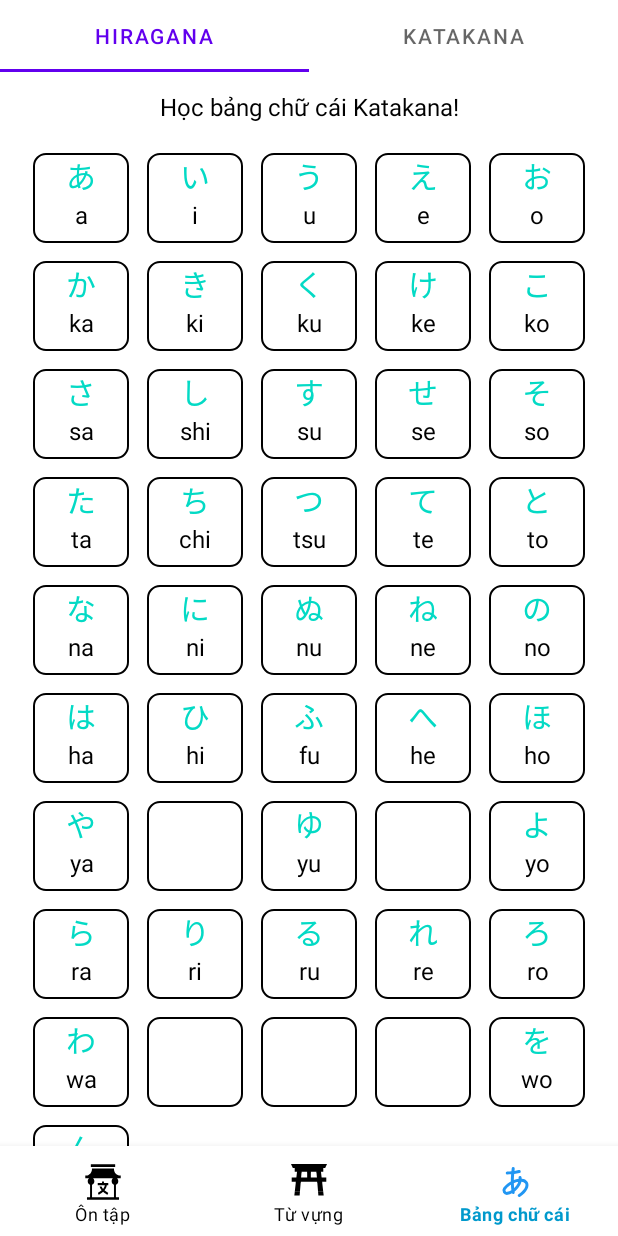
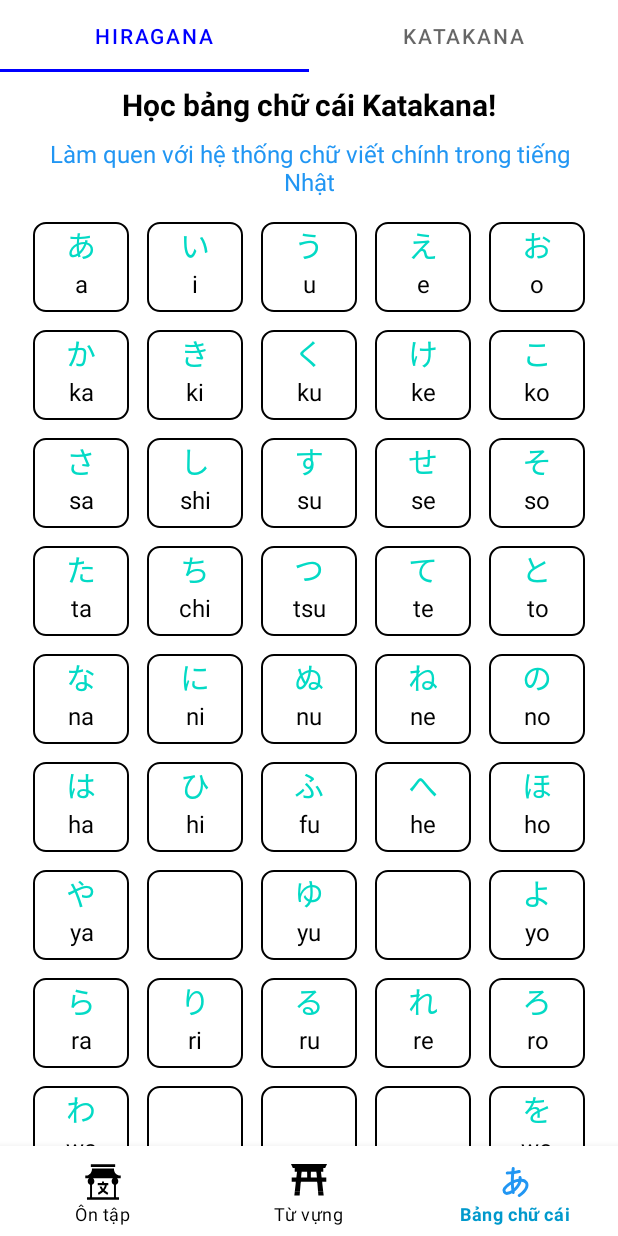
Before and after one commit to pcingame/StudyJapaneseN5, an Android app: the AlphabetFragment screen opened through its navigation route, on a phone screen of 412 x 824 dp. Run offline under Robolectric (Android 15) with nearby library versions, the phone set to English and light mode, and no system bars; our stand-ins replace Room's generated code, navigation-ui, sdp/ssp sizes; pictures from the network do not load; Roboto replaces fonts that are not available here; 1 statement that could not run was skipped.

```diff
--- a/app/src/main/AndroidManifest.xml
+++ b/app/src/main/AndroidManifest.xml
@@ -8,7 +8,7 @@
         android:allowBackup="true"
         android:dataExtractionRules="@xml/data_extraction_rules"
         android:fullBackupContent="@xml/backup_rules"
-        android:icon="@mipmap/ic_launcher"
+        android:icon="@drawable/logo"
         android:label="@string/app_name"
         android:supportsRtl="true"
         android:enableOnBackInvokedCallback="true"
--- a/app/src/main/java/com/pc/studyjapanesen5/presentation/alphabet/HiraganaFragment.kt
+++ b/app/src/main/java/com/pc/studyjapanesen5/presentation/alphabet/HiraganaFragment.kt
@@ -141,29 +141,41 @@ class HiraganaFragment :
         viewBinding.layoutHiraganaSingle.layoutTitleAlphabet.layoutTitleDivider.isVisible =
             false
         viewBinding.layoutHiraganaSingle.layoutTitleAlphabet.tvDetailType.isVisible = true
+        viewBinding.layoutHiraganaSingle.layoutTitleAlphabet.tvDetailExplain.isVisible = true
         viewBinding.layoutHiraganaSingle.layoutTitleAlphabet.tvDetailType.text =
             getString(R.string.learn, getString(R.string.katakana))
+        viewBinding.layoutHiraganaSingle.layoutTitleAlphabet.tvDetailExplain.text =
+            getString(R.string.main_explain_hira)
     }
 
     private fun setupTitleDakuon() {
         viewBinding.layoutHiraganaDakuon.layoutTitleAlphabet.layoutTitleAlphabetOrigin.isVisible =
             true
+        viewBinding.layoutHiraganaDakuon.layoutTitleAlphabet.tvDetailExplain.isVisible = true
         viewBinding.layoutHiraganaDakuon.layoutTitleAlphabet.tvTypeAlphabet.text =
             getString(R.string.dakuon)
+        viewBinding.layoutHiraganaDakuon.layoutTitleAlphabet.tvDetailExplain.text =
+            getString(R.string.dakuon_explain)
     }
 
     private fun setupTitleCombo() {
         viewBinding.layoutHiraganaCombo.layoutTitleAlphabet.layoutTitleAlphabetOrigin.isVisible =
             true
+        viewBinding.layoutHiraganaCombo.layoutTitleAlphabet.tvDetailExplain.isVisible = true
         viewBinding.layoutHiraganaCombo.layoutTitleAlphabet.tvTypeAlphabet.text =
             getString(R.string.combo)
+        viewBinding.layoutHiraganaCombo.layoutTitleAlphabet.tvDetailExplain.text =
+            getString(R.string.combo_explain)
     }
 
     private fun setupTitleSmall() {
         viewBinding.layoutHiraganaSmall.layoutTitleAlphabet.layoutTitleAlphabetOrigin.isVisible =
             true
+        viewBinding.layoutHiraganaSmall.layoutTitleAlphabet.tvDetailExplain.isVisible = true
         viewBinding.layoutHiraganaSmall.layoutTitleAlphabet.tvTypeAlphabet.text =
             getString(R.string.small)
+        viewBinding.layoutHiraganaSmall.layoutTitleAlphabet.tvDetailExplain.text =
+            getString(R.string.small_explain)
     }
 
     private fun setupTitleLongVowel() {
@@ -171,6 +183,7 @@ class HiraganaFragment :
             true
         viewBinding.layoutHiraganaLongVowel.layoutTitleAlphabet.tvTypeAlphabet.text =
             getString(R.string.long_vowel)
+        viewBinding.layoutHiraganaLongVowel.layoutTitleAlphabet.tvDetailExplain.isVisible = false
     }
 
     override fun onInit(status: Int) {
--- a/app/src/main/res/layout/fragment_alphabet.xml
+++ b/app/src/main/res/layout/fragment_alphabet.xml
@@ -1,9 +1,9 @@
 <?xml version="1.0" encoding="utf-8"?>
 <androidx.appcompat.widget.LinearLayoutCompat xmlns:android="http://schemas.android.com/apk/res/android"
+    xmlns:app="http://schemas.android.com/apk/res-auto"
     xmlns:tools="http://schemas.android.com/tools"
     android:layout_width="match_parent"
     android:layout_height="match_parent"
-    xmlns:app="http://schemas.android.com/apk/res-auto"
     android:orientation="vertical"
     tools:context=".presentation.alphabet.AlphabetFragment">
 
@@ -17,14 +17,16 @@
             android:layout_width="match_parent"
             android:layout_height="wrap_content"
             android:layout_marginBottom="@dimen/dp_16"
-            app:layout_constraintTop_toTopOf="parent"/>
+            app:layout_constraintTop_toTopOf="parent"
+            app:tabIndicatorColor="@color/dark_blue"
+            app:tabSelectedTextColor="@color/dark_blue" />
 
         <androidx.viewpager2.widget.ViewPager2
             android:id="@+id/viewpagerAlphabet"
             android:layout_width="match_parent"
             android:layout_height="0dp"
             app:layout_constraintBottom_toBottomOf="parent"
-            app:layout_constraintTop_toBottomOf="@+id/tabLayoutAlphabet"/>
+            app:layout_constraintTop_toBottomOf="@+id/tabLayoutAlphabet" />
     </androidx.constraintlayout.widget.ConstraintLayout>
 
 
--- a/app/src/main/res/layout/layout_property_title_alphabet.xml
+++ b/app/src/main/res/layout/layout_property_title_alphabet.xml
@@ -4,17 +4,19 @@
     android:id="@+id/layoutTitleAlphabetOrigin"
     android:layout_width="match_parent"
     android:layout_height="wrap_content"
-    android:visibility="gone"
-    android:paddingVertical="@dimen/dp_12"
-    android:orientation="vertical">
+    android:orientation="vertical"
+    android:paddingVertical="@dimen/dp_8"
+    android:visibility="gone">
 
     <androidx.appcompat.widget.AppCompatTextView
         android:id="@+id/tvDetailType"
         android:layout_width="match_parent"
         android:layout_height="wrap_content"
         android:gravity="center"
+        android:text="@string/learn"
         android:textColor="@color/black"
-        android:textSize="@dimen/_16ssp"
+        android:textSize="@dimen/_20ssp"
+        android:textStyle="bold"
         android:visibility="gone" />
 
     <androidx.constraintlayout.widget.ConstraintLayout
@@ -41,6 +43,8 @@
             android:layout_marginEnd="@dimen/dp_12"
             android:text="@string/game_all_vol"
             android:textColor="@color/blue"
+            android:textSize="@dimen/_16ssp"
+            android:textStyle="bold"
             app:layout_constraintBottom_toBottomOf="parent"
             app:layout_constraintEnd_toStartOf="@id/lineType2"
             app:layout_constraintStart_toEndOf="@id/lineType1"
@@ -57,5 +61,16 @@
             app:layout_constraintTop_toTopOf="parent" />
     </androidx.constraintlayout.widget.ConstraintLayout>
 
+    <androidx.appcompat.widget.AppCompatTextView
+        android:id="@+id/tvDetailExplain"
+        android:layout_width="match_parent"
+        android:layout_height="wrap_content"
+        android:gravity="center"
+        android:paddingHorizontal="@dimen/dp_8"
+        android:paddingTop="@dimen/dp_8"
+        android:text="@string/learn"
+        android:textColor="@color/blue"
+        android:textSize="@dimen/_16ssp"
+        android:visibility="gone" />
 
 </androidx.appcompat.widget.LinearLayoutCompat>
--- a/app/src/main/res/values-night/themes.xml
+++ b/app/src/main/res/values-night/themes.xml
@@ -1,16 +1,16 @@
-<resources xmlns:tools="http://schemas.android.com/tools">
+<resources>
     <!-- Base application theme. -->
     <style name="Theme.EnglishShuffle" parent="Theme.MaterialComponents.DayNight.DarkActionBar">
         <!-- Primary brand color. -->
         <item name="colorPrimary">@color/purple_200</item>
-        <item name="colorPrimaryVariant">@color/purple_700</item>
+        <item name="colorPrimaryVariant">@color/blue</item>
         <item name="colorOnPrimary">@color/black</item>
         <!-- Secondary brand color. -->
         <item name="colorSecondary">@color/teal_200</item>
         <item name="colorSecondaryVariant">@color/teal_200</item>
         <item name="colorOnSecondary">@color/black</item>
         <!-- Status bar color. -->
-        <item name="android:statusBarColor">?attr/colorPrimaryVariant</item>
+        <item name="android:statusBarColor">@color/blue</item>
         <!-- Customize your theme here. -->
     </style>
 </resources>
--- a/app/src/main/res/values/strings.xml
+++ b/app/src/main/res/values/strings.xml
@@ -1,5 +1,5 @@
 <resources>
-    <string name="app_name">Study N5 Japanese</string>
+    <string name="app_name">Easy N5</string>
     <!-- TODO: Remove or change this placeholder text -->
     <string name="hello_blank_fragment">Hello blank fragment</string>
     <string name="home">Home</string>
@@ -35,4 +35,9 @@
     <string name="combo">Combo</string>
     <string name="small">Small</string>
     <string name="long_vowel">Long vowel</string>
+    <string name="main_explain_hira">Làm quen với hệ thống chữ viết chính trong tiếng Nhật</string>
+    <string name="main_explain_kata">Làm quen với các ký tự được sử dụng cho từ mượn trong tiếng Nhật</string>
+    <string name="dakuon_explain">Thêm một biểu tượng để thay đổi âm</string>
+    <string name="combo_explain">Thêm các ký tự nhỏ để tạo âm tiết mới</string>
+    <string name="small_explain">Gấp đôi phụ âm sau</string>
 </resources>
--- a/app/src/main/res/values/themes.xml
+++ b/app/src/main/res/values/themes.xml
@@ -1,16 +1,16 @@
-<resources xmlns:tools="http://schemas.android.com/tools">
+<resources>
     <!-- Base application theme. -->
     <style name="Theme.EnglishShuffle" parent="Theme.MaterialComponents.DayNight.DarkActionBar">
         <!-- Primary brand color. -->
         <item name="colorPrimary">@color/purple_500</item>
-        <item name="colorPrimaryVariant">@color/purple_700</item>
+        <item name="colorPrimaryVariant">@color/blue</item>
         <item name="colorOnPrimary">@color/white</item>
         <!-- Secondary brand color. -->
         <item name="colorSecondary">@color/teal_200</item>
         <item name="colorSecondaryVariant">@color/teal_700</item>
         <item name="colorOnSecondary">@color/black</item>
         <!-- Status bar color. -->
-        <item name="android:statusBarColor">?attr/colorPrimaryVariant</item>
+        <item name="android:statusBarColor">@color/blue</item>
         <!-- Customize your theme here. -->
     </style>
 </resources>
```
Also changed, not shown: app/src/main/java/com/pc/studyjapanesen5/presentation/alphabet/KatakanaFragment.kt (+19 -0 lines), app/src/main/res/layout/logo.xml (added, +11 -0 lines), app/src/main/res/drawable/logo.png (added).
